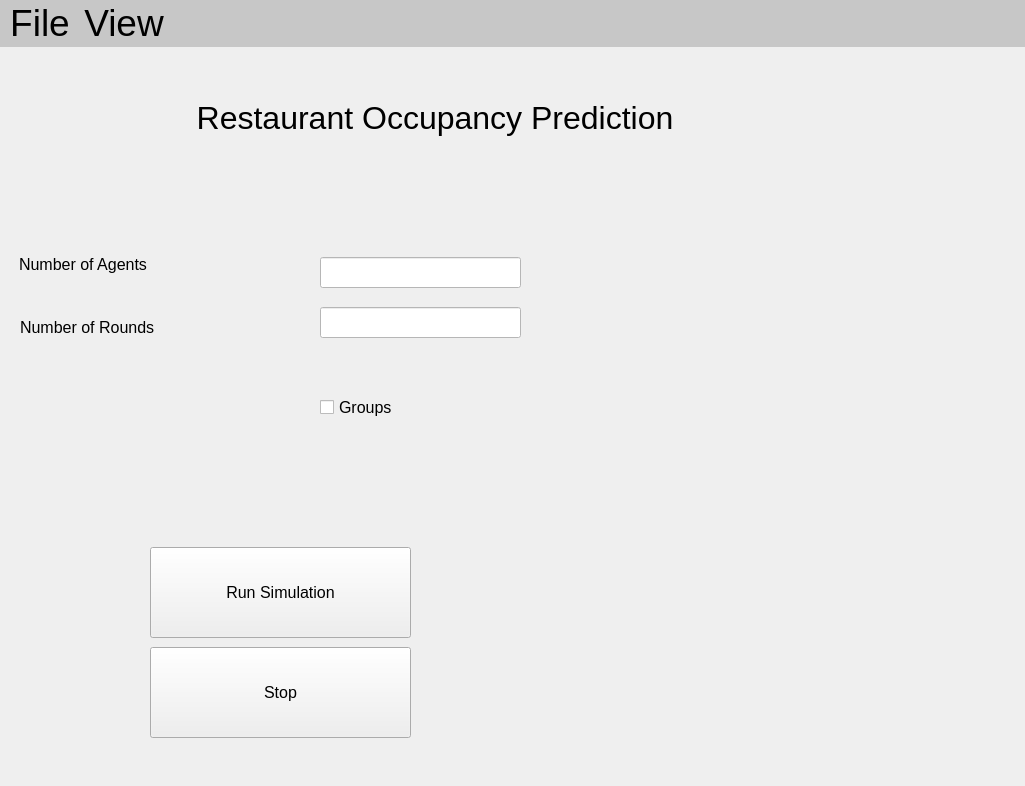
Qt form simulation.ui (TatsatVyas1998/Restaurant_MinorityGame) before a commit.
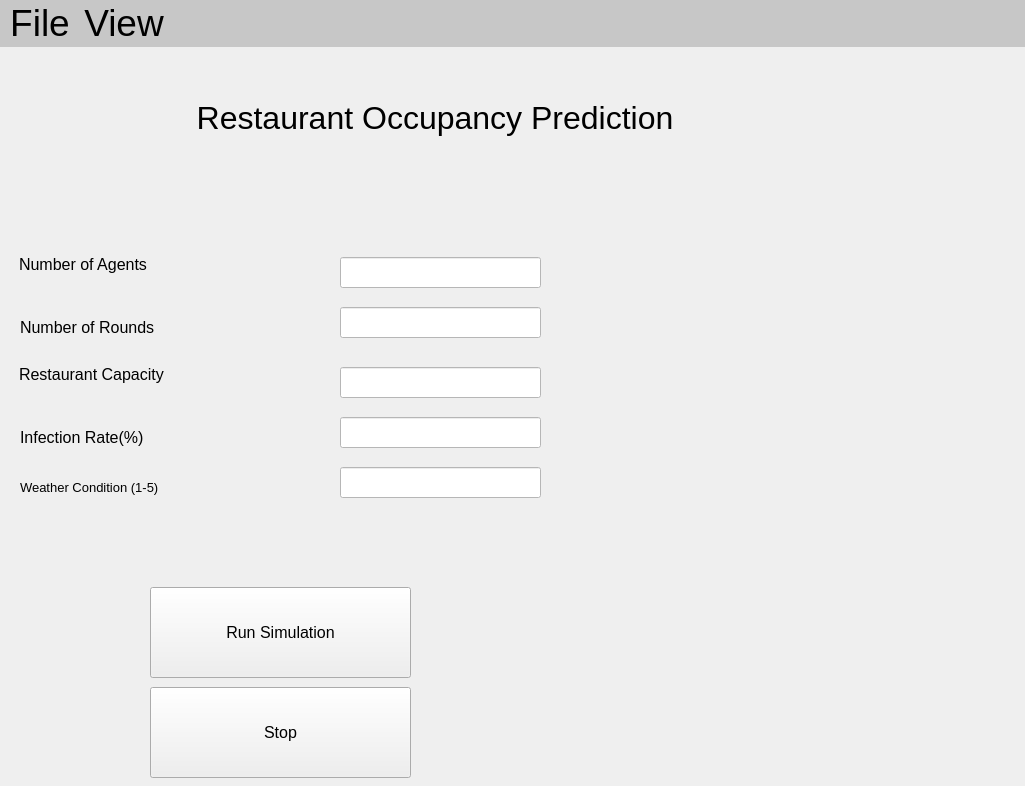
The same form after that commit. Custom widgets are drawn as their Qt base class.

```diff
--- a/simulation.ui
+++ b/simulation.ui
@@ -107,7 +107,7 @@
    <widget class="QLineEdit" name="agents">
     <property name="geometry">
      <rect>
-      <x>320</x>
+      <x>340</x>
       <y>210</y>
       <width>201</width>
       <height>31</height>
@@ -128,7 +128,7 @@
    <widget class="QLineEdit" name="rounds">
     <property name="geometry">
      <rect>
-      <x>320</x>
+      <x>340</x>
       <y>260</y>
       <width>201</width>
       <height>31</height>
@@ -150,7 +150,7 @@
     <property name="geometry">
      <rect>
       <x>150</x>
-      <y>500</y>
+      <y>540</y>
       <width>261</width>
       <height>91</height>
      </rect>
@@ -171,27 +171,6 @@
      <string>Run Simulation</string>
     </property>
    </widget>
-   <widget class="QCheckBox" name="checkBox">
-    <property name="geometry">
-     <rect>
-      <x>320</x>
-      <y>320</y>
-      <width>171</width>
-      <height>81</height>
-     </rect>
-    </property>
-    <property name="font">
-     <font>
-      <pointsize>12</pointsize>
-     </font>
-    </property>
-    <property name="styleSheet">
-     <string notr="true"/>
-    </property>
-    <property name="text">
-     <string>Groups</string>
-    </property>
-   </widget>
    <widget class="MplWidget" name="MplWidget" native="true">
     <property name="geometry">
      <rect>
@@ -206,7 +185,7 @@
     <property name="geometry">
      <rect>
       <x>150</x>
-      <y>600</y>
+      <y>640</y>
       <width>261</width>
       <height>91</height>
      </rect>
@@ -227,6 +206,156 @@
      <string>Stop</string>
     </property>
    </widget>
+   <widget class="QLabel" name="label_4">
+    <property name="geometry">
+     <rect>
+      <x>19</x>
+      <y>302</y>
+      <width>311</width>
+      <height>51</height>
+     </rect>
+    </property>
+    <property name="font">
+     <font>
+      <pointsize>12</pointsize>
+     </font>
+    </property>
+    <property name="toolTip">
+     <string>&lt;html&gt;&lt;head/&gt;&lt;body&gt;&lt;p&gt;&lt;span style=&quot; font-weight:600; color:#0d0d0d;&quot;&gt;The number of people that are legally allowed within your establishment&lt;/span&gt;&lt;/p&gt;&lt;/body&gt;&lt;/html&gt;</string>
+    </property>
+    <property name="toolTipDuration">
+     <number>-1</number>
+    </property>
+    <property name="styleSheet">
+     <string notr="true"/>
+    </property>
+    <property name="text">
+     <string>Restaurant Capacity</string>
+    </property>
+   </widget>
+   <widget class="QLineEdit" name="rounds_2">
+    <property name="geometry">
+     <rect>
+      <x>340</x>
+      <y>370</y>
+      <width>201</width>
+      <height>31</height>
+     </rect>
+    </property>
+    <property name="font">
+     <font>
+      <pointsize>12</pointsize>
+     </font>
+    </property>
+    <property name="styleSheet">
+     <string notr="true">background-color: rgb(255, 255, 255);</string>
+    </property>
+    <property name="text">
+     <string/>
+    </property>
+   </widget>
+   <widget class="QLineEdit" name="agents_2">
+    <property name="geometry">
+     <rect>
+      <x>340</x>
+      <y>320</y>
+      <width>201</width>
+      <height>31</height>
+     </rect>
+    </property>
+    <property name="font">
+     <font>
+      <pointsize>12</pointsize>
+     </font>
+    </property>
+    <property name="styleSheet">
+     <string notr="true">background-color: rgb(255, 255, 255);</string>
+    </property>
+    <property name="text">
+     <string/>
+    </property>
+   </widget>
+   <widget class="QLabel" name="label_5">
+    <property name="geometry">
+     <rect>
+      <x>20</x>
+      <y>370</y>
+      <width>291</width>
+      <height>41</height>
+     </rect>
+    </property>
+    <property name="font">
+     <font>
+      <pointsize>12</pointsize>
+     </font>
+    </property>
+    <property name="toolTip">
+     <string>&lt;!DOCTYPE HTML PUBLIC &quot;-//W3C//DTD HTML 4.0//EN&quot; &quot;http://www.w3.org/TR/REC-html40/strict.dtd&quot;&gt;
+&lt;html&gt;&lt;head&gt;&lt;meta name=&quot;qrichtext&quot; content=&quot;1&quot; /&gt;&lt;style type=&quot;text/css&quot;&gt;
+p, li { white-space: pre-wrap; }
+&lt;/style&gt;&lt;/head&gt;&lt;body style=&quot; font-family:'MS Shell Dlg 2'; font-size:12pt; font-weight:400; font-style:normal;&quot;&gt;
+&lt;p style=&quot; margin-top:12px; margin-bottom:12px; margin-left:0px; margin-right:0px; -qt-block-indent:0; text-indent:0px;&quot;&gt;&lt;span style=&quot; font-size:8pt; font-weight:600; color:#090909;&quot;&gt;The rate at which the virus is spreading in your area&lt;/span&gt;&lt;/p&gt;
+&lt;p style=&quot;-qt-paragraph-type:empty; margin-top:12px; margin-bottom:12px; margin-left:0px; margin-right:0px; -qt-block-indent:0; text-indent:0px; font-size:8pt; font-weight:600; color:#090909;&quot;&gt;&lt;br /&gt;&lt;/p&gt;&lt;/body&gt;&lt;/html&gt;</string>
+    </property>
+    <property name="styleSheet">
+     <string notr="true"/>
+    </property>
+    <property name="text">
+     <string>Infection Rate(%)</string>
+    </property>
+   </widget>
+   <widget class="QLineEdit" name="rounds_3">
+    <property name="geometry">
+     <rect>
+      <x>340</x>
+      <y>420</y>
+      <width>201</width>
+      <height>31</height>
+     </rect>
+    </property>
+    <property name="font">
+     <font>
+      <pointsize>12</pointsize>
+     </font>
+    </property>
+    <property name="styleSheet">
+     <string notr="true">background-color: rgb(255, 255, 255);</string>
+    </property>
+    <property name="text">
+     <string/>
+    </property>
+   </widget>
+   <widget class="QLabel" name="label_6">
+    <property name="geometry">
+     <rect>
+      <x>20</x>
+      <y>420</y>
+      <width>291</width>
+      <height>41</height>
+     </rect>
+    </property>
+    <property name="font">
+     <font>
+      <pointsize>10</pointsize>
+     </font>
+    </property>
+    <property name="toolTip">
+     <string>&lt;!DOCTYPE HTML PUBLIC &quot;-//W3C//DTD HTML 4.0//EN&quot; &quot;http://www.w3.org/TR/REC-html40/strict.dtd&quot;&gt;
+&lt;html&gt;&lt;head&gt;&lt;meta name=&quot;qrichtext&quot; content=&quot;1&quot; /&gt;&lt;style type=&quot;text/css&quot;&gt;
+p, li { white-space: pre-wrap; }
+&lt;/style&gt;&lt;/head&gt;&lt;body style=&quot; font-family:'MS Shell Dlg 2'; font-size:10pt; font-weight:400; font-style:normal;&quot;&gt;
+&lt;p style=&quot; margin-top:12px; margin-bottom:12px; margin-left:0px; margin-right:0px; -qt-block-indent:0; text-indent:0px;&quot;&gt;&lt;span style=&quot; font-size:8pt; font-weight:600; color:#090909;&quot;&gt;From 1-5 choose the general weather condition of this area.&lt;/span&gt;&lt;/p&gt;
+&lt;p style=&quot; margin-top:12px; margin-bottom:12px; margin-left:0px; margin-right:0px; -qt-block-indent:0; text-indent:0px;&quot;&gt;&lt;span style=&quot; font-size:8pt; font-weight:600; color:#090909;&quot;&gt;1 being that the weather is generally great and people love going out&lt;/span&gt;&lt;/p&gt;
+&lt;p style=&quot; margin-top:12px; margin-bottom:12px; margin-left:0px; margin-right:0px; -qt-block-indent:0; text-indent:0px;&quot;&gt;&lt;span style=&quot; font-size:8pt; font-weight:600; color:#090909;&quot;&gt;5 being the weather is generally bad and people tend to stay indoors&lt;/span&gt;&lt;/p&gt;
+&lt;p style=&quot;-qt-paragraph-type:empty; margin-top:12px; margin-bottom:12px; margin-left:0px; margin-right:0px; -qt-block-indent:0; text-indent:0px; font-size:8pt; font-weight:600; color:#090909;&quot;&gt;&lt;br /&gt;&lt;/p&gt;&lt;/body&gt;&lt;/html&gt;</string>
+    </property>
+    <property name="styleSheet">
+     <string notr="true"/>
+    </property>
+    <property name="text">
+     <string>Weather Condition (1-5)</string>
+    </property>
+   </widget>
   </widget>
   <widget class="QMenuBar" name="menuBar">
    <property name="geometry">
```
